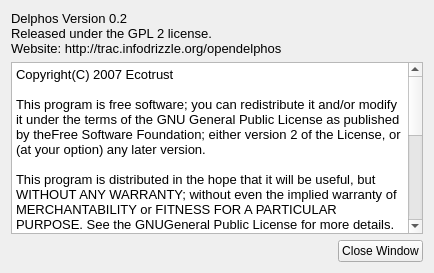
First picture: the form in src/gui/about_dialog.ui, repository Ecotrust/delphos, before the edit.
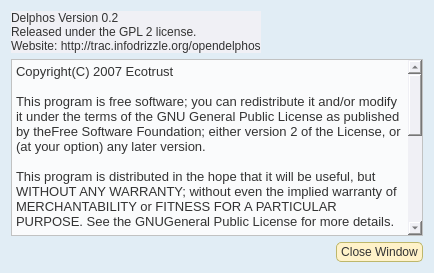
Second picture: the form after the edit.

Diff of the .ui file:
```diff
--- a/src/gui/about_dialog.ui
+++ b/src/gui/about_dialog.ui
@@ -16,7 +16,144 @@
    <string>About Delphos</string>
   </property>
   <property name="styleSheet" >
-   <string/>
+   <string>.QWidget {
+background-color: #E1EDF5;
+}
+
+/*Non-main window popup widgets
+QWidget {
+background-color: #f0f0f5;
+}
+*/
+
+
+QWidget {
+background-color: #f0f0f5;
+font-family: arial;
+color: #333333;	
+}
+
+
+QHeaderView::section {
+padding-left: 6px;
+padding-right: 4px;
+background-color: #FFF7DB;
+border-width: 1px;
+border-color: darkkhaki;
+border-style: solid;
+}
+
+QHeaderView::section:hover {
+background-color: #FFDF94;
+}
+
+/* Increase the padding, so the text is shifted when the button is
+pressed. */
+QHeaderView::section:pressed {
+padding-left: 4px;
+padding-top: 4px;
+background-color: #E6A84C;
+}
+
+QMainWindow {
+background-color: gainsboro;
+background-position: top right;
+background-repeat: no-repeat
+}
+
+
+/* Nice Windows-XP-style password character. */
+QLineEdit[echoMode="2"] {
+lineedit-password-character: 9679;
+}
+
+/* We provide a min-width and min-height for push buttons
+so that they look elegant regardless of the width of the text. */
+QPushButton {
+background-color: #FFF2C9;
+border-width: 1px;
+border-color: darkkhaki;
+border-style: solid;
+border-radius: 5;
+padding: 2px;
+padding-left: 4px;
+padding-right: 4px;
+min-width: 9ex;
+min-height: 2.5ex;
+}
+
+QPushButton:hover {
+background-color: #FFDF94;
+}
+
+/* Increase the padding, so the text is shifted when the button is
+pressed. */
+QPushButton:pressed {
+padding-left: 4px;
+padding-top: 4px;
+background-color: #E6A84C;
+}
+
+QLabel, QAbstractButton {
+font: normal;
+}
+
+/* Mark mandatory fields with a brownish color. */
+.mandatory {
+color: brown;
+}
+
+/* Bold text on status bar looks awful. */
+QStatusBar QLabel {
+font: normal;
+}
+
+QStatusBar::item {
+border-width: 1;
+border-color: darkkhaki;
+border-style: solid;
+border-radius: 2;
+}
+
+QComboBox, QLineEdit, QSpinBox, QTextEdit, QListView {
+background-color: #fafbfc;
+selection-color: #0a214c;
+selection-background-color: #FFF2C9;
+}
+
+/* We reserve 1 pixel space in padding. When we get the focus,
+we kill the padding and enlarge the border. This makes the items
+glow. */
+QLineEdit {
+border-width: 1px;
+padding: 1px;
+border-style: solid;
+border-color: #5f66a1;
+border-radius: 4px;
+}
+
+/* As mentioned above, eliminate the padding and increase the border. */
+QLineEdit:focus, QFrame:focus {
+border-width: 2px;
+padding: 0px;
+}
+
+/* Nice to have the background color change when hovered. */
+QRadioButton:hover, QCheckBox:hover {
+background-color: #FFDF94;
+}
+
+/* Force the dialog's buttons to follow the Windows guidelines. */
+QDialogButtonBox {
+button-layout: 0;
+}
+
+QToolTip {
+padding: 5px;
+border-radius: 3px;
+opacity: 200;
+}
+</string>
   </property>
   <layout class="QVBoxLayout" >
    <item>
@@ -27,9 +164,9 @@
         <widget class="QLabel" name="label" >
          <property name="font" >
           <font>
-           <family>Arial</family>
-           <pointsize>10</pointsize>
+           <family>arial</family>
            <weight>50</weight>
+           <italic>false</italic>
            <bold>false</bold>
           </font>
          </property>
@@ -64,14 +201,13 @@
     <widget class="QTextBrowser" name="textBrowser" >
      <property name="font" >
       <font>
-       <family>Arial</family>
-       <pointsize>12</pointsize>
+       <family>arial</family>
       </font>
      </property>
      <property name="html" >
       <string>&lt;html>&lt;head>&lt;meta name="qrichtext" content="1" />&lt;style type="text/css">
 p, li { white-space: pre-wrap; }
-&lt;/style>&lt;/head>&lt;body style=" font-family:'Arial'; font-size:12pt; font-weight:400; font-style:normal;">
+&lt;/style>&lt;/head>&lt;body style=" font-family:'arial'; font-size:8.25pt; font-weight:400; font-style:normal;">
 &lt;p style=" margin-top:12px; margin-bottom:0px; margin-left:0px; margin-right:0px; -qt-block-indent:0; text-indent:0px; font-family:'MS Shell Dlg 2'; font-size:8pt;">&lt;span style=" font-family:'Times New Roman, serif'; font-size:10pt;">Copyright(C) 2007 Ecotrust&lt;/span>&lt;/p>
 &lt;p style="-qt-paragraph-type:empty; margin-top:0px; margin-bottom:0px; margin-left:0px; margin-right:0px; -qt-block-indent:0; text-indent:0px; font-family:'Times New Roman, serif'; font-size:10pt;">&lt;/p>
 &lt;p style=" margin-top:0px; margin-bottom:0px; margin-left:0px; margin-right:0px; -qt-block-indent:0; text-indent:0px; font-family:'Times New Roman, serif'; font-size:10pt;">This program is free software; you can redistribute it and/or modify it under the terms of the GNU General Public License as published by theFree Software Foundation; either version 2 of the License, or (at your option) any later version.&lt;/p>
@@ -105,8 +241,10 @@
       <widget class="QPushButton" name="close_button" >
        <property name="font" >
         <font>
-         <family>Arial</family>
-         <pointsize>9</pointsize>
+         <family>arial</family>
+         <weight>50</weight>
+         <italic>false</italic>
+         <bold>false</bold>
         </font>
        </property>
        <property name="text" >
```
